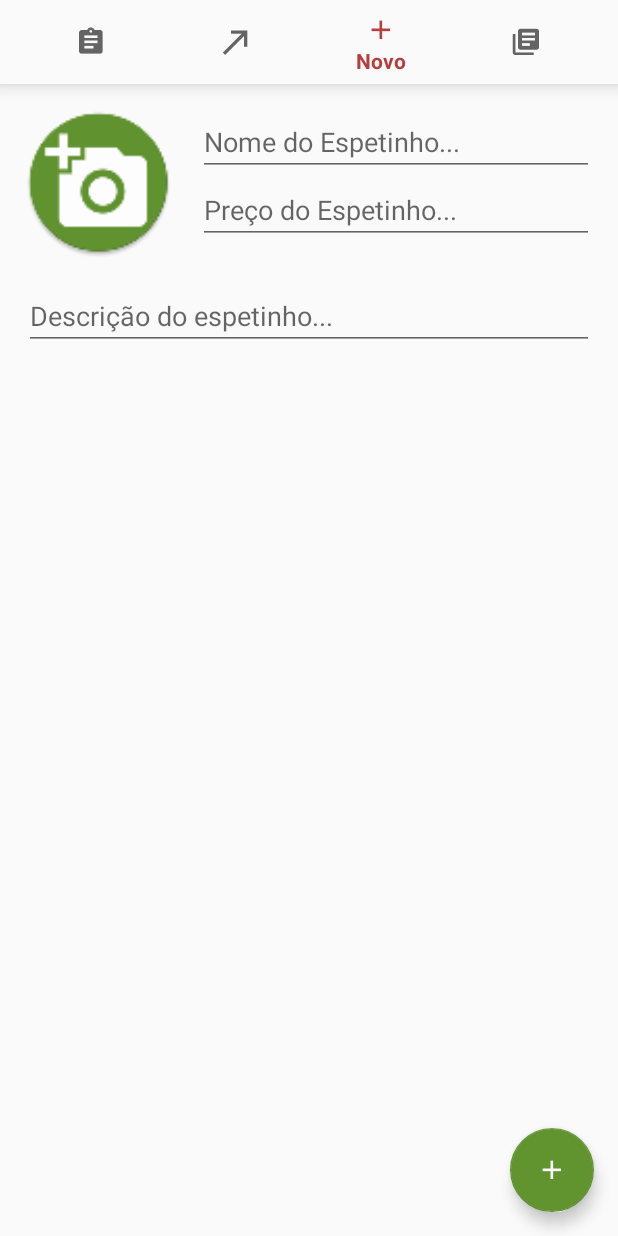
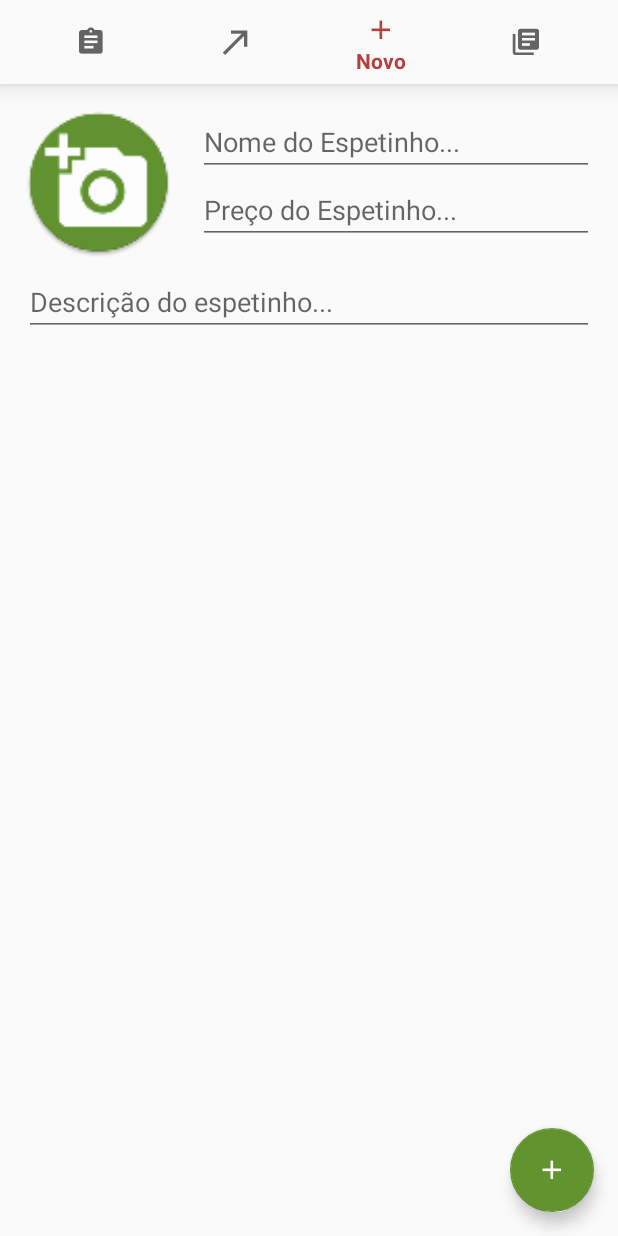
Before and after one commit to MarcosWorker/EspetinhoApp, an Android app: the screen it shows after launch (MainActivity), item 3 of the bottom bar chosen, on a phone screen of 412 x 824 dp. Run offline under Robolectric (Android 15) with nearby library versions, the phone set to English and light mode, and no system bars; libraries missing offline, so code that uses them is left out: io.realm; 11 statements that could not run were skipped.

Commit message:
implementação da tela de adicionar um novo espetinho

```diff
--- a/app/src/main/java/br/com/forum/espetinhoapp/flow/MainActivity.java
+++ b/app/src/main/java/br/com/forum/espetinhoapp/flow/MainActivity.java
@@ -1,6 +1,8 @@
 package br.com.forum.espetinhoapp.flow;
 
+import android.Manifest;
 import android.content.Intent;
+import android.content.pm.PackageManager;
 import android.os.Build;
 import android.os.Bundle;
 import android.support.annotation.NonNull;
--- a/app/src/main/res/layout/fragment_novo.xml
+++ b/app/src/main/res/layout/fragment_novo.xml
@@ -10,12 +10,26 @@
         android:layout_width="match_parent"
         android:layout_height="match_parent">
 
-        <ImageButton
-            android:id="@+id/bt_add_foto"
+        <RelativeLayout
+            android:id="@+id/ll"
             android:layout_width="100dp"
             android:layout_height="100dp"
             android:layout_margin="16dp"
-            android:background="@mipmap/ic_foto" />
+            android:orientation="vertical">
+
+            <ImageButton
+                android:id="@+id/bt_add_foto"
+                android:layout_width="match_parent"
+                android:layout_height="match_parent"
+                android:background="@mipmap/ic_foto"
+                />
+
+
+            <ImageView
+                android:id="@+id/img_foto_novo"
+                android:layout_width="match_parent"
+                android:layout_height="match_parent" />
+        </RelativeLayout>
 
         <EditText
             android:id="@+id/edt_nome_novo"
@@ -23,31 +37,30 @@
             android:layout_height="wrap_content"
             android:layout_marginRight="16dp"
             android:layout_marginTop="16dp"
-            android:layout_toEndOf="@+id/bt_add_foto"
-            android:layout_toRightOf="@+id/bt_add_foto"
+            android:layout_toEndOf="@id/ll"
+            android:layout_toRightOf="@id/ll"
             android:hint="Nome do Espetinho..." />
 
         <EditText
             android:id="@+id/edt_preco_novo"
             android:layout_width="match_parent"
             android:layout_height="wrap_content"
-            android:layout_alignParentEnd="true"
-            android:layout_alignParentRight="true"
+            android:layout_alignEnd="@+id/edt_nome_novo"
+            android:layout_alignRight="@+id/edt_nome_novo"
             android:layout_below="@+id/edt_nome_novo"
-            android:layout_marginRight="16dp"
-            android:layout_toEndOf="@+id/bt_add_foto"
-            android:layout_toRightOf="@+id/bt_add_foto"
+            android:layout_toRightOf="@+id/ll"
             android:hint="Preço do Espetinho..." />
 
         <EditText
             android:id="@+id/edt_descricao_novo"
             android:layout_width="match_parent"
             android:layout_height="wrap_content"
-            android:layout_alignParentLeft="true"
-            android:layout_alignParentStart="true"
-            android:layout_below="@+id/bt_add_foto"
-            android:layout_marginLeft="16dp"
-            android:layout_marginRight="16dp"
+            android:layout_alignEnd="@+id/edt_nome_novo"
+            android:layout_alignLeft="@+id/ll"
+            android:layout_alignRight="@+id/edt_nome_novo"
+            android:layout_alignStart="@+id/ll"
+            android:layout_below="@+id/edt_preco_novo"
+            android:layout_marginTop="16dp"
             android:hint="Descrição do espetinho..." />
 
         <android.support.design.widget.FloatingActionButton
```
Also changed, not shown: app/src/main/java/br/com/forum/espetinhoapp/flow/fragments/NovoFragment.java (+54 -10 lines).
